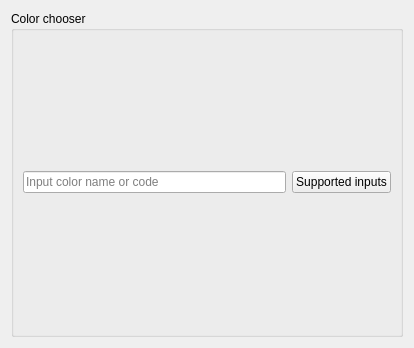
keshavbhatt/ColorPie, file src/manager.ui: the form before one commit.
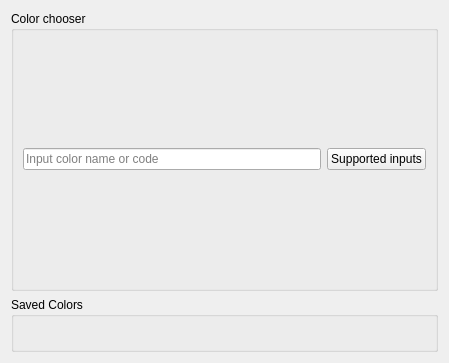
The form after the commit.

Commit message: new features in manager, - allow pick color from screen. - allow save colors. - allow load saved colors.

What changed in the file:
```diff
--- a/src/manager.ui
+++ b/src/manager.ui
@@ -6,8 +6,8 @@
    <rect>
     <x>0</x>
     <y>0</y>
-    <width>414</width>
-    <height>348</height>
+    <width>449</width>
+    <height>363</height>
    </rect>
   </property>
   <property name="windowTitle">
@@ -16,9 +16,15 @@
   <property name="styleSheet">
    <string notr="true"/>
   </property>
-  <layout class="QHBoxLayout" name="horizontalLayout_4">
+  <layout class="QVBoxLayout" name="verticalLayout">
    <item>
     <widget class="QGroupBox" name="colorBoxWidget">
+     <property name="minimumSize">
+      <size>
+       <width>0</width>
+       <height>280</height>
+      </size>
+     </property>
      <property name="title">
       <string>Color chooser</string>
      </property>
@@ -44,6 +50,15 @@
       <item>
        <layout class="QVBoxLayout" name="colorBoxLayout"/>
       </item>
+     </layout>
+    </widget>
+   </item>
+   <item>
+    <widget class="QGroupBox" name="savedColorBoxWidget">
+     <property name="title">
+      <string>Saved Colors</string>
+     </property>
+     <layout class="QVBoxLayout" name="verticalLayout_4">
       <item>
        <layout class="QHBoxLayout" name="previewLayout"/>
       </item>
```
Left out of the diff: 4 changed lines with no effect on the pictures. The commit also changes 2 other files.
